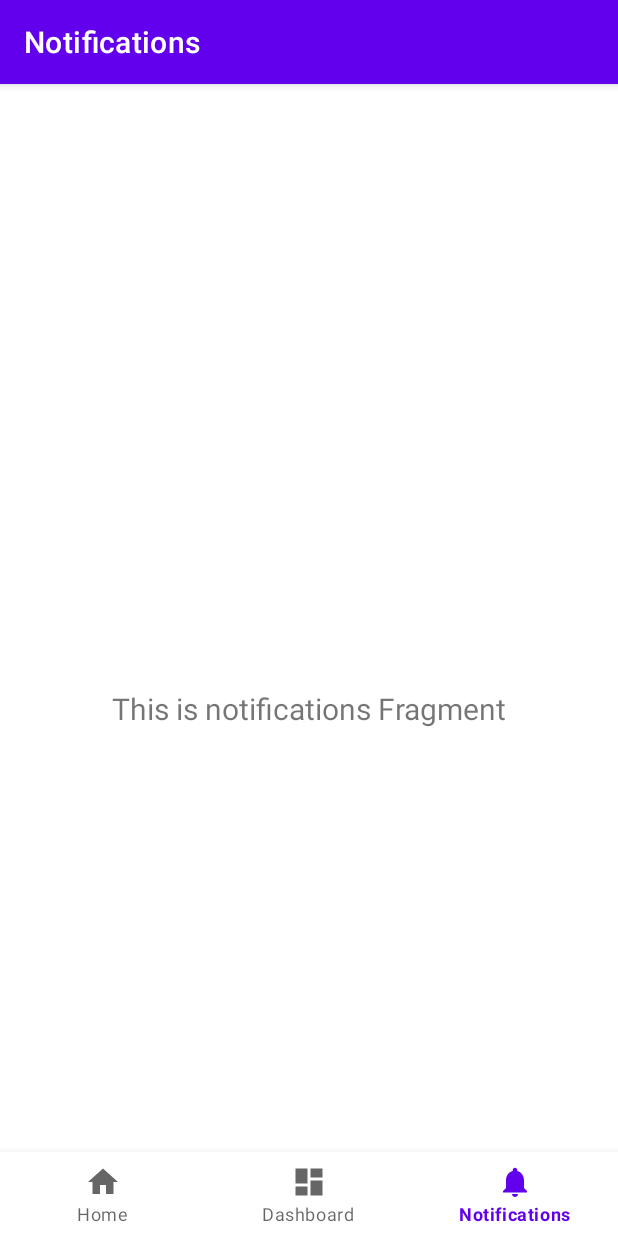
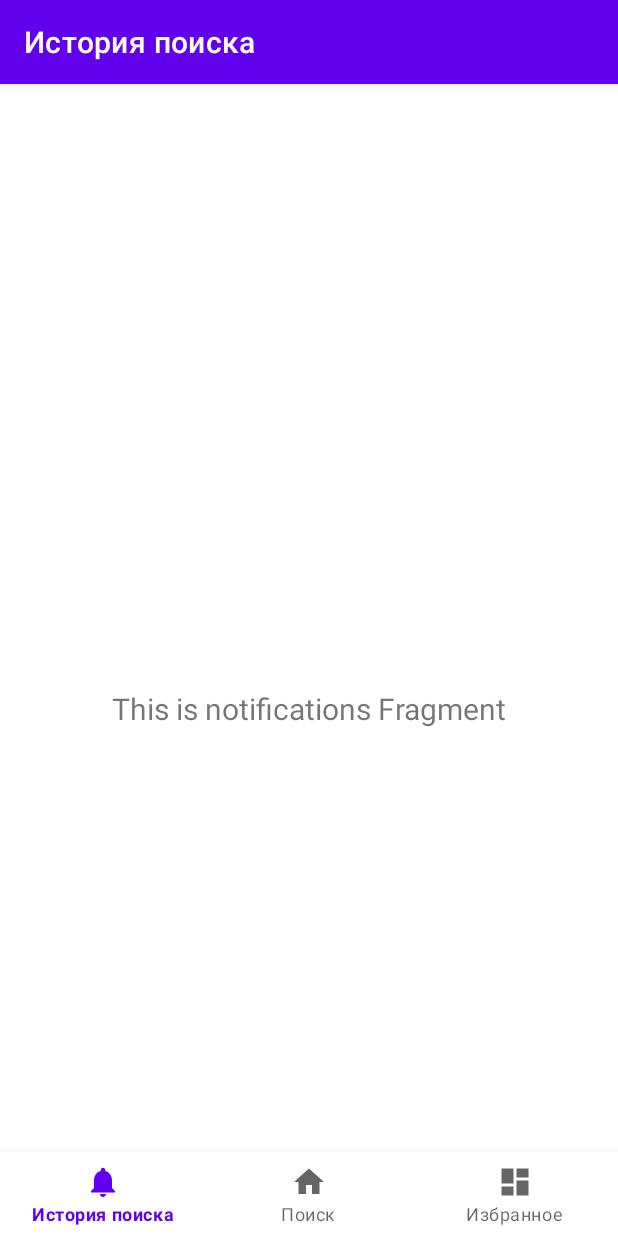
Before and after one commit to Bluemoonnoomeulb/AutoExpert_Client, an Android app: the HistoryFragment screen opened through its navigation route, on a phone screen of 412 x 824 dp. Run offline under Robolectric (Android 15) with nearby library versions, the phone set to English and light mode, and no system bars; our stand-ins replace navigation-ui.

```diff
--- a/app/build.gradle.kts
+++ b/app/build.gradle.kts
@@ -48,6 +48,7 @@ dependencies {
     implementation("androidx.lifecycle:lifecycle-viewmodel-ktx:2.7.0")
     implementation("androidx.navigation:navigation-fragment-ktx:2.6.0")
     implementation("androidx.navigation:navigation-ui-ktx:2.6.0")
+    implementation("org.jetbrains.kotlinx:kotlinx-serialization-json:1.6.0")
     testImplementation("junit:junit:4.13.2")
     androidTestImplementation("androidx.test.ext:junit:1.1.5")
     androidTestImplementation("androidx.test.espresso:espresso-core:3.5.1")
--- a/app/src/main/java/com/bluemoon/autoexpert/MainActivity.kt
+++ b/app/src/main/java/com/bluemoon/autoexpert/MainActivity.kt
@@ -26,7 +26,7 @@ class MainActivity : AppCompatActivity() {
         // menu should be considered as top level destinations.
         val appBarConfiguration = AppBarConfiguration(
             setOf(
-                R.id.navigation_home, R.id.navigation_dashboard, R.id.navigation_notifications
+                R.id.navigation_home, R.id.navigation_favorites, R.id.navigation_history
             )
         )
         setupActionBarWithNavController(navController, appBarConfiguration)
--- a/app/src/main/java/com/bluemoon/autoexpert/ui/dashboard/DashboardViewModel.kt
+++ b/app/src/main/java/com/bluemoon/autoexpert/ui/favorites/FavoritesViewModel.kt
@@ -1,10 +1,10 @@
-package com.bluemoon.autoexpert.ui.dashboard
+package com.bluemoon.autoexpert.ui.favorites
 
 import androidx.lifecycle.LiveData
 import androidx.lifecycle.MutableLiveData
 import androidx.lifecycle.ViewModel
 
-class DashboardViewModel : ViewModel() {
+class FavoritesViewModel : ViewModel() {
 
     private val _text = MutableLiveData<String>().apply {
         value = "This is dashboard Fragment"
--- a/app/src/main/java/com/bluemoon/autoexpert/ui/notifications/NotificationsFragment.kt
+++ b/app/src/main/java/com/bluemoon/autoexpert/ui/history/HistoryFragment.kt
@@ -1,4 +1,4 @@
-package com.bluemoon.autoexpert.ui.notifications
+package com.bluemoon.autoexpert.ui.history
 
 import android.os.Bundle
 import android.view.LayoutInflater
@@ -7,15 +7,15 @@ import android.view.ViewGroup
 import android.widget.TextView
 import androidx.fragment.app.Fragment
 import androidx.lifecycle.ViewModelProvider
-import com.bluemoon.autoexpert.databinding.FragmentNotificationsBinding
+import com.bluemoon.autoexpert.databinding.FragmentHistoryBinding
 
-class NotificationsFragment : Fragment() {
+class HistoryFragment : Fragment() {
 
-    private var _binding: FragmentNotificationsBinding? = null
+    private var _binding: FragmentHistoryBinding? = null
 
     // This property is only valid between onCreateView and
     // onDestroyView.
-    private val binding get() = _binding!!
+    private val binding get() = requireNotNull(_binding) { "_binding is null" }
 
     override fun onCreateView(
         inflater: LayoutInflater,
@@ -23,9 +23,9 @@ class NotificationsFragment : Fragment() {
         savedInstanceState: Bundle?
     ): View {
         val notificationsViewModel =
-            ViewModelProvider(this).get(NotificationsViewModel::class.java)
+            ViewModelProvider(this).get(HistoryViewModel::class.java)
 
-        _binding = FragmentNotificationsBinding.inflate(inflater, container, false)
+        _binding = FragmentHistoryBinding.inflate(inflater, container, false)
         val root: View = binding.root
 
         val textView: TextView = binding.textNotifications
--- a/app/src/main/java/com/bluemoon/autoexpert/ui/notifications/NotificationsViewModel.kt
+++ b/app/src/main/java/com/bluemoon/autoexpert/ui/history/HistoryViewModel.kt
@@ -1,10 +1,10 @@
-package com.bluemoon.autoexpert.ui.notifications
+package com.bluemoon.autoexpert.ui.history
 
 import androidx.lifecycle.LiveData
 import androidx.lifecycle.MutableLiveData
 import androidx.lifecycle.ViewModel
 
-class NotificationsViewModel : ViewModel() {
+class HistoryViewModel : ViewModel() {
 
     private val _text = MutableLiveData<String>().apply {
         value = "This is notifications Fragment"
--- a/app/src/main/java/com/bluemoon/autoexpert/ui/home/HomeFragment.kt
+++ b/app/src/main/java/com/bluemoon/autoexpert/ui/home/HomeFragment.kt
@@ -15,7 +15,7 @@ class HomeFragment : Fragment() {
 
     // This property is only valid between onCreateView and
     // onDestroyView.
-    private val binding get() = _binding!!
+    private val binding get() = requireNotNull(_binding) { "_binding is null" }
 
     override fun onCreateView(
         inflater: LayoutInflater,
--- a/app/src/main/res/layout/fragment_dashboard.xml
+++ b/app/src/main/res/layout/fragment_favorites.xml
@@ -4,7 +4,7 @@
     xmlns:tools="http://schemas.android.com/tools"
     android:layout_width="match_parent"
     android:layout_height="match_parent"
-    tools:context=".ui.dashboard.DashboardFragment">
+    tools:context=".ui.favorites.FavoritesFragment">
 
 
     <androidx.recyclerview.widget.RecyclerView
--- a/app/src/main/res/layout/fragment_notifications.xml
+++ b/app/src/main/res/layout/fragment_history.xml
@@ -4,7 +4,7 @@
     xmlns:tools="http://schemas.android.com/tools"
     android:layout_width="match_parent"
     android:layout_height="match_parent"
-    tools:context=".ui.notifications.NotificationsFragment">
+    tools:context=".ui.history.HistoryFragment">
 
     <TextView
         android:id="@+id/text_notifications"
--- a/app/src/main/res/menu/bottom_nav_menu.xml
+++ b/app/src/main/res/menu/bottom_nav_menu.xml
@@ -1,19 +1,18 @@
 <?xml version="1.0" encoding="utf-8"?>
 <menu xmlns:android="http://schemas.android.com/apk/res/android">
+
+    <item
+        android:id="@+id/navigation_history"
+        android:icon="@drawable/ic_notifications_black_24dp"
+        android:title="@string/title_history" />
 
     <item
         android:id="@+id/navigation_home"
         android:icon="@drawable/ic_home_black_24dp"
         android:title="@string/title_home" />
-
     <item
-        android:id="@+id/navigation_dashboard"
+        android:id="@+id/navigation_favorites"
         android:icon="@drawable/ic_dashboard_black_24dp"
-        android:title="@string/title_dashboard" />
-
-    <item
-        android:id="@+id/navigation_notifications"
-        android:icon="@drawable/ic_notifications_black_24dp"
-        android:title="@string/title_notifications" />
+        android:title="@string/title_favorites" />
 
 </menu>
--- a/app/src/main/res/navigation/mobile_navigation.xml
+++ b/app/src/main/res/navigation/mobile_navigation.xml
@@ -12,14 +12,14 @@
         tools:layout="@layout/fragment_home" />
 
     <fragment
-        android:id="@+id/navigation_dashboard"
-        android:name="com.bluemoon.autoexpert.ui.dashboard.DashboardFragment"
-        android:label="@string/title_dashboard"
-        tools:layout="@layout/fragment_dashboard" />
+        android:id="@+id/navigation_favorites"
+        android:name="com.bluemoon.autoexpert.ui.favorites.FavoritesFragment"
+        android:label="@string/title_favorites"
+        tools:layout="@layout/fragment_favorites" />
 
     <fragment
-        android:id="@+id/navigation_notifications"
-        android:name="com.bluemoon.autoexpert.ui.notifications.NotificationsFragment"
-        android:label="@string/title_notifications"
-        tools:layout="@layout/fragment_notifications" />
+        android:id="@+id/navigation_history"
+        android:name="com.bluemoon.autoexpert.ui.history.HistoryFragment"
+        android:label="@string/title_history"
+        tools:layout="@layout/fragment_history" />
 </navigation>
--- a/app/src/main/res/values/strings.xml
+++ b/app/src/main/res/values/strings.xml
@@ -1,7 +1,7 @@
 <resources>
     <string name="app_name">AutoExpert</string>
-    <string name="title_home">Home</string>
-    <string name="title_dashboard">Dashboard</string>
-    <string name="title_notifications">Notifications</string>
+    <string name="title_home">Поиск</string>
+    <string name="title_favorites">Избранное</string>
+    <string name="title_history">История поиска</string>
     <string name="favorites_title">Избранное</string>
 </resources>
--- a/build.gradle.kts
+++ b/build.gradle.kts
@@ -1,5 +1,7 @@
 // Top-level build file where you can add configuration options common to all sub-projects/modules.
 plugins {
+    kotlin("jvm") version "1.9.23"
+    kotlin("plugin.serialization") version "1.9.23"
     id("com.android.application") version "8.2.0-rc03" apply false
     id("org.jetbrains.kotlin.android") version "1.9.10" apply false
 }
```
Also changed, not shown: app/src/main/java/com/bluemoon/autoexpert/pojo/CarEngine.kt (added, +10 -0 lines), app/src/main/java/com/bluemoon/autoexpert/pojo/CarFullInfo.kt (added, +16 -0 lines), app/src/main/java/com/bluemoon/autoexpert/pojo/CarPrice.kt (added, +9 -0 lines), app/src/main/java/com/bluemoon/autoexpert/pojo/CarSize.kt (added, +10 -0 lines), app/src/main/java/com/bluemoon/autoexpert/ui/favorites/FavoritesFragment.kt (renamed from app/src/main/java/com/bluemoon/autoexpert/ui/dashboard/DashboardFragment.kt, +7 -8 lines).
